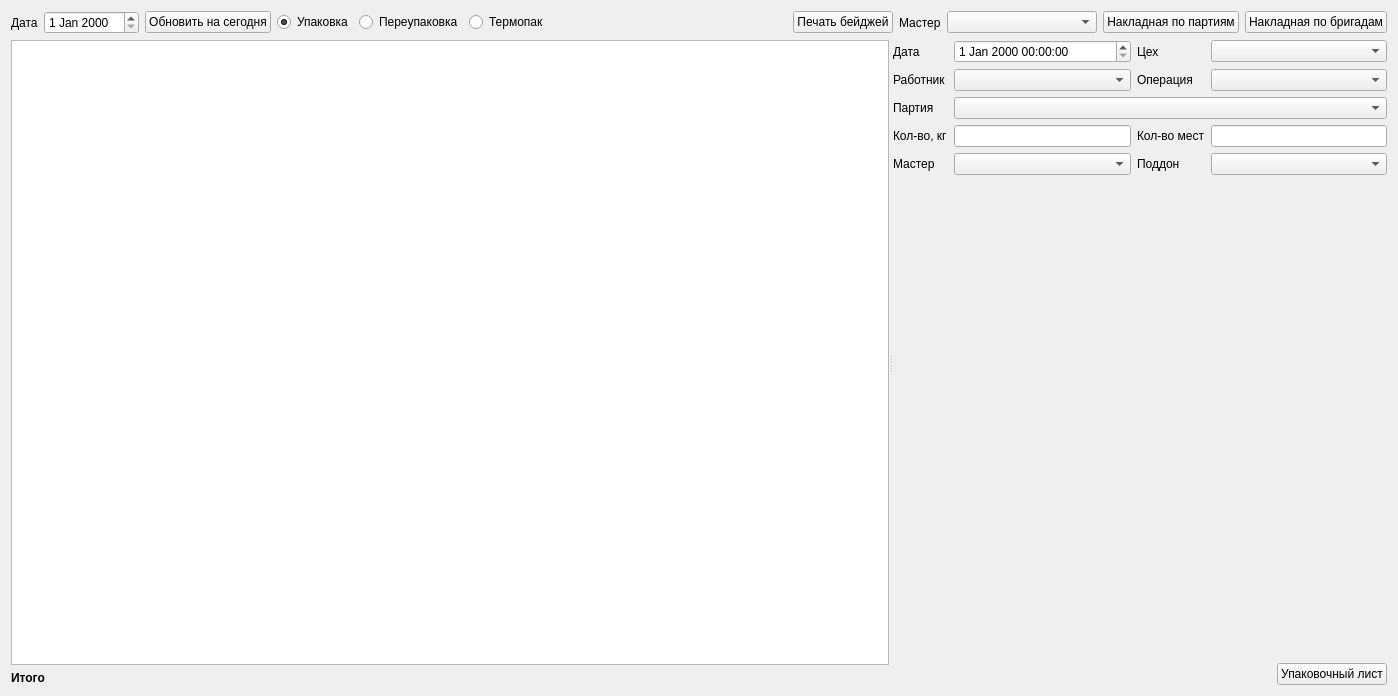
Qt form formpack.ui (Sergeyego/warehouse) before a commit.
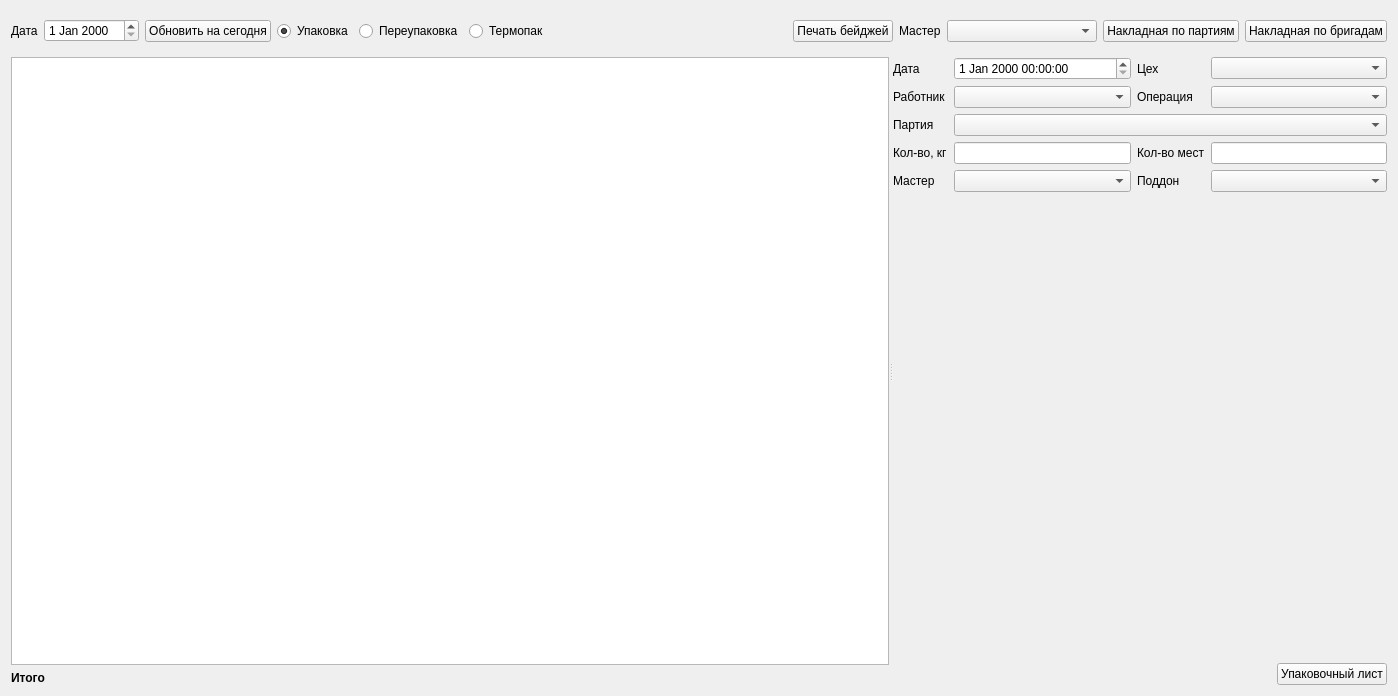
The same form after that commit. Custom widgets are drawn as their Qt base class.

```diff
--- a/formpack.ui
+++ b/formpack.ui
@@ -64,8 +64,8 @@
        </property>
        <property name="sizeHint" stdset="0">
         <size>
-         <width>40</width>
-         <height>20</height>
+         <width>20</width>
+         <height>40</height>
         </size>
        </property>
       </spacer>
@@ -263,12 +263,12 @@
           <enum>Qt::Orientation::Vertical</enum>
          </property>
          <property name="sizeType">
-          <enum>QSizePolicy::Policy::MinimumExpanding</enum>
+          <enum>QSizePolicy::Expanding</enum>
          </property>
          <property name="sizeHint" stdset="0">
           <size>
-           <width>20</width>
-           <height>40</height>
+           <width>40</width>
+           <height>20</height>
           </size>
          </property>
         </spacer>
```
Left out of the diff: 14 changed lines with no effect on the pictures.
